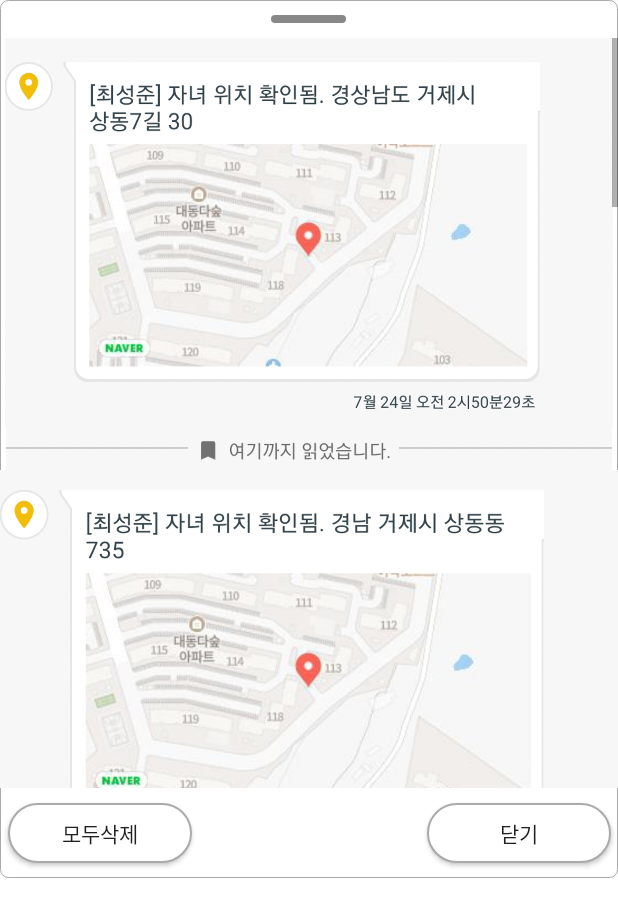
After one commit to xhois/prototype07312, an Android app: the layout include_layout_noti.xml on its own in the app's theme, with its tools: preview values and no code run, on a phone screen of 412 x 824 dp. The commit adds this screen. Shown: the top 917 px of the screen. Run offline under Robolectric (Android 15) with nearby library versions, the phone set to English and light mode, and no system bars.

Commit message:
initial commit

```diff
--- /dev/null
+++ b/app/src/main/res/layout/include_layout_noti.xml
@@ -0,0 +1,164 @@
+<?xml version="1.0" encoding="utf-8"?>
+<LinearLayout xmlns:android="http://schemas.android.com/apk/res/android"
+    xmlns:app="http://schemas.android.com/apk/res-auto"
+    xmlns:tools="http://schemas.android.com/tools"
+
+    android:id="@+id/layout_noti"
+    android:layout_width="match_parent"
+    android:layout_height="match_parent"
+    android:background="@android:color/transparent"
+    android:orientation="vertical">
+
+    <app.softpower.prototype07312.CustomScrollView
+        android:id="@+id/scrollViewNoti"
+        android:layout_width="match_parent"
+        android:layout_height="match_parent"
+        android:background="@android:color/transparent"
+        android:overScrollMode="never"
+        android:scrollbars="none">
+
+        <LinearLayout
+            android:layout_width="match_parent"
+            android:layout_height="match_parent"
+            android:background="@android:color/transparent"
+            android:orientation="vertical">
+
+            <View
+                android:id="@+id/viewNotiFirst"
+                android:layout_width="match_parent"
+                android:layout_height="0dp"
+                android:background="@android:color/transparent"
+                android:scrollbars="none" />
+
+            <LinearLayout
+                android:id="@+id/layoutNotiSecond"
+                android:layout_width="match_parent"
+                android:layout_height="match_parent"
+                android:background="@drawable/back_item2"
+                android:orientation="vertical">
+
+                <View
+                    android:layout_width="50dp"
+                    android:layout_height="5dp"
+                    android:layout_gravity="center"
+                    android:layout_margin="10dp"
+                    android:background="@drawable/back_item4_r2"
+                    android:elevation="-1dp" />
+
+                <androidx.core.widget.NestedScrollView
+                    android:id="@+id/scrollViewNoti2"
+                    android:layout_width="match_parent"
+                    android:layout_height="500dp"
+                    android:layout_weight="1"
+                    android:contentDescription="scrollView"
+                    android:fillViewport="true"
+                    android:scrollbars="vertical">
+
+                    <LinearLayout
+                        android:layout_width="match_parent"
+                        android:layout_height="wrap_content"
+                        android:orientation="vertical">
+
+                        <ImageView
+                            android:id="@+id/imageView4"
+                            android:layout_width="match_parent"
+                            android:layout_height="260dp"
+                            app:srcCompat="@drawable/image_noti_01" />
+
+                        <ImageView
+                            android:id="@+id/imageView5"
+                            android:layout_width="match_parent"
+                            android:layout_height="28dp"
+                            app:srcCompat="@drawable/image_noti_02" />
+
+                        <ImageView
+                            android:id="@+id/imageView6"
+                            android:layout_width="match_parent"
+                            android:layout_height="260dp"
+                            app:srcCompat="@drawable/image_noti_03" />
+
+                        <ImageView
+                            android:id="@+id/imageView7"
+                            android:layout_width="match_parent"
+                            android:layout_height="260dp"
+                            app:srcCompat="@drawable/image_noti_04" />
+
+                        <ImageView
+                            android:id="@+id/imageView8"
+                            android:layout_width="match_parent"
+                            android:layout_height="260dp"
+                            app:srcCompat="@drawable/image_noti_05" />
+
+                        <ImageView
+                            android:id="@+id/imageView9"
+                            android:layout_width="match_parent"
+                            android:layout_height="260dp"
+                            app:srcCompat="@drawable/image_noti_06" />
+
+                        <ImageView
+                            android:id="@+id/imageView10"
+                            android:layout_width="match_parent"
+                            android:layout_height="260dp"
+                            app:srcCompat="@drawable/image_noti_07" />
+
+                        <ImageView
+                            android:id="@+id/imageView11"
+                            android:layout_width="match_parent"
+                            android:layout_height="260dp"
+                            app:srcCompat="@drawable/image_noti_08" />
+
+                        <ImageView
+                            android:id="@+id/imageView12"
+                            android:layout_width="match_parent"
+                            android:layout_height="260dp"
+                            app:srcCompat="@drawable/image_noti_09" />
+
+                        <ImageView
+                            android:id="@+id/imageView13"
+                            android:layout_width="match_parent"
+                            android:layout_height="112dp"
+                            app:srcCompat="@drawable/image_noti_10" />
+                    </LinearLayout>
+                </androidx.core.widget.NestedScrollView>
+
+                <LinearLayout
+                    android:layout_width="match_parent"
+                    android:layout_height="60dp"
+                    android:orientation="horizontal">
+
+                    <androidx.appcompat.widget.AppCompatButton
+                        android:id="@+id/buttonNotiAllDelete"
+                        android:layout_width="match_parent"
+                        android:layout_height="match_parent"
+                        android:layout_marginStart="5dp"
+                        android:layout_marginTop="10dp"
+                        android:layout_marginBottom="10dp"
+                        android:layout_weight="1"
+                        android:background="@drawable/custom_button3_r20"
+                        android:text="모두삭제"
+                        tools:ignore="TouchTargetSizeCheck" />
+
+                    <View
+                        android:layout_width="match_parent"
+                        android:layout_height="match_parent"
+                        android:layout_weight="0.9" />
+
+                    <androidx.appcompat.widget.AppCompatButton
+                        android:id="@+id/buttonNotiClose"
+                        android:layout_width="match_parent"
+                        android:layout_height="match_parent"
+                        android:layout_gravity="center|end"
+                        android:layout_marginTop="10dp"
+                        android:layout_marginEnd="5dp"
+                        android:layout_marginBottom="10dp"
+                        android:layout_weight="1"
+                        android:background="@drawable/custom_button3_r20"
+                        android:text="닫기"
+                        tools:ignore="TouchTargetSizeCheck" />
+                </LinearLayout>
+
+            </LinearLayout>
+
+        </LinearLayout>
+    </app.softpower.prototype07312.CustomScrollView>
+</LinearLayout>
```
Also changed, not shown: app/src/main/java/app/softpower/prototype07312/MainActivity.java (+94 -5 lines), app/src/main/res/layout/activity_main.xml (+15 -0 lines), app/src/main/res/drawable/image_noti_01.png (added), app/src/main/res/drawable/image_noti_02.png (added), app/src/main/res/drawable/image_noti_03.png (added), app/src/main/res/drawable/image_noti_04.png (added), app/src/main/res/drawable/image_noti_05.png (added), app/src/main/res/drawable/image_noti_06.png (added), app/src/main/res/drawable/image_noti_07.png (added), 3 other files.
